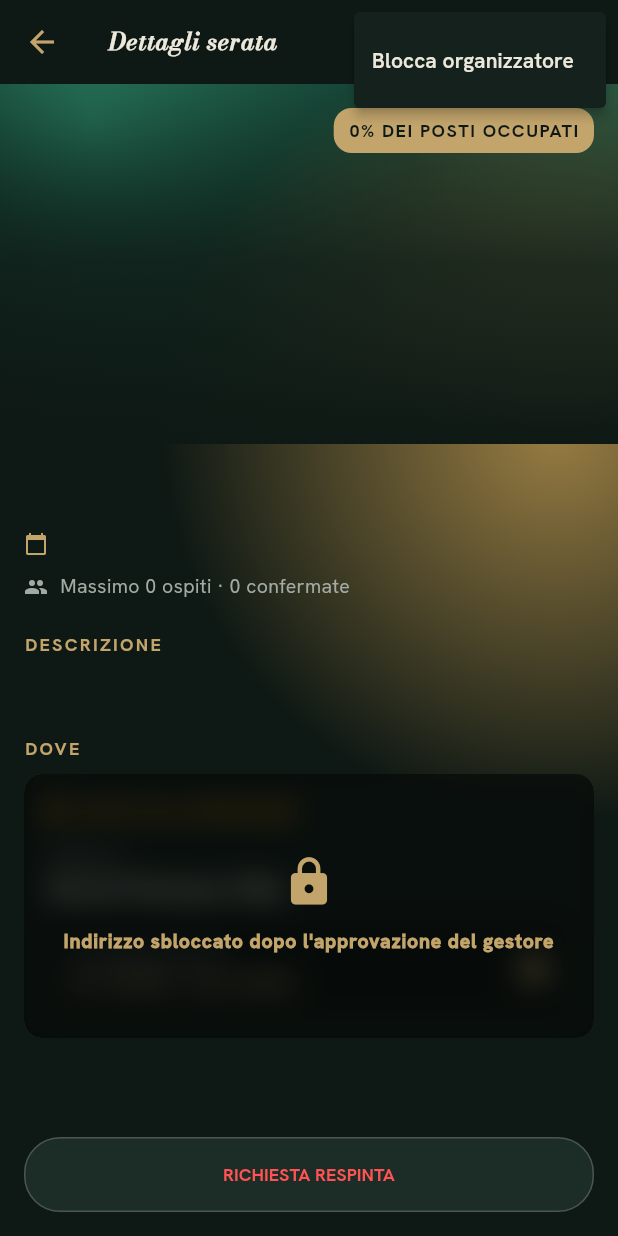
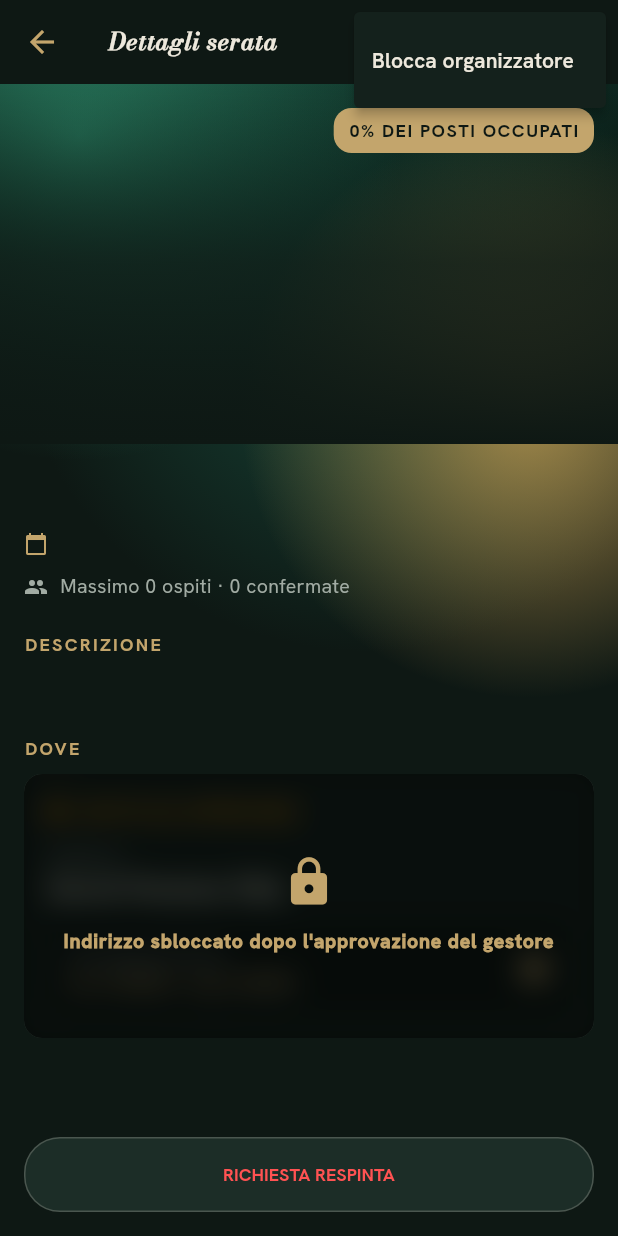
Before and after one commit to Fuchs665/Ecora-2.0, a Flutter app: the EventDetailsPage screen opened directly with empty values, after a tap on the "more vert" icon, on a phone screen of 412 x 824 dp. Run offline on Flutter 3.47's test engine with Material 3 defaults, Android fonts, the phone set to English and light mode, and no system bars; our stand-ins replace cached_network_image, firebase_core, firebase_messaging, flutter_secure_storage, image_picker, in_app_purchase and 2 more; accounts and stored records are empty.

```diff
--- a/lib/client_navigation_hub.dart
+++ b/lib/client_navigation_hub.dart
@@ -573,6 +573,9 @@ class _ExploreScreenState extends State<ExploreScreen> {
                                                     child: EcoraNetworkImage(
                                                       url: _selectedPointEvent!
                                                           .imageUrl,
+                                                      seedId:
+                                                          _selectedPointEvent!
+                                                              .id,
                                                       width: 64,
                                                       height: 64,
                                                     ),
@@ -790,6 +793,7 @@ class EventFeedCard extends StatelessWidget {
                     tag: eventCoverHeroTag(event.id),
                     child: EcoraNetworkImage(
                       url: event.imageUrl,
+                      seedId: event.id,
                       width: double.infinity,
                       height: 180,
                     ),
--- a/lib/cover_placeholder.dart
+++ b/lib/cover_placeholder.dart
@@ -3,61 +3,188 @@ import 'package:flutter/material.dart';
 import 'motion.dart';
 import 'theme.dart';
 
-// Immagini di rete con cache su disco e placeholder "Luce" disegnato
-// (Blocco D.2a). Nessuna foto hardcoded, nessun testo.
+// Immagini di rete con cache su disco e copertina "Luce" disegnata
+// (Blocco D.2a), generata dall'id della serata e viva in primo piano
+// (Blocco D.3). Nessuna foto hardcoded, nessun testo.
 
-/// Disegna la Luce: base scura, un bagliore ambra in basso a destra e uno
-/// smeraldo in alto a sinistra. Solo token di `EcoraColors`.
+/// Dove stanno i tre bagliori della Luce, come frazioni della superficie
+/// (Blocco D.3, specifica "EventCover" del design system). Lo stesso id dà
+/// sempre la stessa luce: il seme è un hash FNV-1a calcolato qui, stabile
+/// tra avvii e versioni di Dart (String.hashCode non lo è).
+class LuceSeed {
+  final Offset amber;
+  final Offset emerald;
+  final Offset teal;
+
+  const LuceSeed(this.amber, this.emerald, this.teal);
+
+  /// La luce di quando la serata non è nota (caricamento, avatar).
+  static const LuceSeed fallback =
+      LuceSeed(Offset(0.9, 0.95), Offset(0.15, 0.1), Offset(0.55, 0.6));
+
+  /// Posizioni tra il 20% e il 90% di larghezza e altezza.
+  factory LuceSeed.fromId(String id) {
+    var hash = 0x811c9dc5;
+    for (final unit in id.codeUnits) {
+      hash ^= unit;
+      hash = (hash * 0x01000193) & 0xffffffff;
+    }
+    double next() {
+      // xorshift a 32 bit: sei valori diversi dallo stesso seme.
+      hash ^= (hash << 13) & 0xffffffff;
+      hash ^= hash >> 17;
+      hash ^= (hash << 5) & 0xffffffff;
+      return 0.2 + 0.7 * (hash % 10000) / 9999;
+    }
+
+    return LuceSeed(
+      Offset(next(), next()),
+      Offset(next(), next()),
+      Offset(next(), next()),
+    );
+  }
+
+  @override
+  bool operator ==(Object other) =>
+      other is LuceSeed &&
+      other.amber == amber &&
+      other.emerald == emerald &&
+      other.teal == teal;
+
+  @override
+  int get hashCode => Object.hash(amber, emerald, teal);
+}
+
+/// Disegna la Luce: fondo scuro e tre bagliori (ambra, smeraldo, teal) nelle
+/// posizioni del seme. [phase] da 0 a 1 li sposta di poco, in direzioni
+/// diverse: è il movimento lento della copertina. Solo token di
+/// `EcoraColors`.
 class LucePainter extends CustomPainter {
-  const LucePainter();
+  final LuceSeed seed;
+  final double phase;
+
+  const LucePainter({this.seed = LuceSeed.fallback, this.phase = 0});
+
+  /// Spostamento massimo dei bagliori, in frazioni della superficie.
+  static const double drift = 0.06;
 
   @override
   void paint(Canvas canvas, Size size) {
     final rect = Offset.zero & size;
-    canvas.drawRect(
-      rect,
-      Paint()
-        ..shader = const LinearGradient(
-          begin: Alignment.topLeft,
-          end: Alignment.bottomRight,
-          colors: [EcoraColors.lightBase, EcoraColors.lightTeal],
-        ).createShader(rect),
-    );
+    canvas.drawRect(rect, Paint()..color = EcoraColors.lightBase);
     final shortest = size.shortestSide;
-    void glow(Offset center, double radius, Color color) {
+    final d = drift * (2 * phase - 1);
+    void glow(Offset at, Offset dir, double radius, Color color) {
+      final center = Offset(
+        (at.dx + dir.dx * d) * size.width,
+        (at.dy + dir.dy * d) * size.height,
+      );
       canvas.drawCircle(
         center,
         radius,
         Paint()
           ..shader = RadialGradient(
-            colors: [color.withValues(alpha: 0.7), color.withValues(alpha: 0)],
+            colors: [color.withValues(alpha: 0.75), color.withValues(alpha: 0)],
           ).createShader(Rect.fromCircle(center: center, radius: radius)),
       );
     }
 
-    glow(Offset(size.width * 0.15, size.height * 0.1), shortest * 0.9,
+    glow(seed.teal, const Offset(-1, 0.5), shortest * 1.0,
+        EcoraColors.lightTeal);
+    glow(seed.emerald, const Offset(0.5, -1), shortest * 0.9,
         EcoraColors.lightEmerald);
-    glow(Offset(size.width * 0.9, size.height * 0.95), shortest * 1.1,
+    glow(seed.amber, const Offset(1, 1), shortest * 0.8,
         EcoraColors.lightAmber);
   }
 
   @override
-  bool shouldRepaint(LucePainter oldDelegate) => false;
+  bool shouldRepaint(LucePainter oldDelegate) =>
+      oldDelegate.seed != seed || oldDelegate.phase != phase;
 }
 
-/// Placeholder di copertina: riempie lo spazio disponibile.
-class CoverPlaceholder extends StatelessWidget {
+/// Un ciclo della Luce viva (specifica: 13 secondi).
+const Duration kLuceCycle = Duration(seconds: 13);
+
+/// Placeholder di copertina: riempie lo spazio disponibile. Con [seed] la
+/// luce è quella della serata; con [animated] i bagliori si muovono piano,
+/// tranne con "rimuovi animazioni" (luce ferma).
+class CoverPlaceholder extends StatefulWidget {
   final double? width;
   final double? height;
+  final LuceSeed seed;
+  final bool animated;
 
-  const CoverPlaceholder({Key? key, this.width, this.height}) : super(key: key);
+  const CoverPlaceholder({
+    Key? key,
+    this.width,
+    this.height,
+    this.seed = LuceSeed.fallback,
+    this.animated = false,
+  }) : super(key: key);
+
+  @override
+  State<CoverPlaceholder> createState() => _CoverPlaceholderState();
+}
+
+class _CoverPlaceholderState extends State<CoverPlaceholder>
+    with SingleTickerProviderStateMixin {
+  AnimationController? _controller;
+
+  @override
+  void didChangeDependencies() {
+    super.didChangeDependencies();
+    _sync();
+  }
+
+  @override
+  void didUpdateWidget(CoverPlaceholder oldWidget) {
+    super.didUpdateWidget(oldWidget);
+    _sync();
+  }
+
+  /// Avvia o ferma il movimento secondo [CoverPlaceholder.animated] e
+  /// "rimuovi animazioni".
+  void _sync() {
+    final move = widget.animated &&
+        !(MediaQuery.maybeOf(context)?.disableAnimations ?? false);
+    if (move) {
+      final controller = _controller ??=
+          AnimationController(vsync: this, duration: kLuceCycle);
+      if (!controller.isAnimating) controller.repeat(reverse: true);
+    } else {
+      _controller?.dispose();
+      _controller = null;
+    }
+  }
+
+  @override
+  void dispose() {
+    _controller?.dispose();
+    super.dispose();
+  }
 
   @override
   Widget build(BuildContext context) {
+    final controller = _controller;
+    final Widget paint = controller == null
+        ? CustomPaint(
+            painter: LucePainter(seed: widget.seed),
+            child: const SizedBox.expand(),
+          )
+        : AnimatedBuilder(
+            animation: controller,
+            builder: (_, __) => CustomPaint(
+              painter: LucePainter(
+                seed: widget.seed,
+                phase: Curves.easeInOut.transform(controller.value),
+              ),
+              child: const SizedBox.expand(),
+            ),
+          );
     return SizedBox(
-      width: width,
-      height: height,
-      child: const CustomPaint(painter: LucePainter(), child: SizedBox.expand()),
+      width: widget.width,
+      height: widget.height,
+      child: RepaintBoundary(child: paint),
     );
   }
 }
@@ -71,17 +198,31 @@ class EcoraNetworkImage extends StatelessWidget {
   final double? height;
   final BoxFit fit;
 
+  /// Id della serata: la Luce di riserva è la sua (Blocco D.3).
+  final String? seedId;
+
+  /// Luce viva (in movimento) quando manca la foto: solo in primo piano.
+  final bool animated;
+
   const EcoraNetworkImage({
     Key? key,
     required this.url,
     this.width,
     this.height,
     this.fit = BoxFit.cover,
+    this.seedId,
+    this.animated = false,
   }) : super(key: key);
 
   @override
   Widget build(BuildContext context) {
-    final placeholder = CoverPlaceholder(width: width, height: height);
+    final id = seedId;
+    final placeholder = CoverPlaceholder(
+      width: width,
+      height: height,
+      seed: id == null || id.isEmpty ? LuceSeed.fallback : LuceSeed.fromId(id),
+      animated: animated,
+    );
     if (url.trim().isEmpty) return placeholder;
     final fade = motionDuration(context, EcoraMotion.base);
     return CachedNetworkImage(
--- a/lib/event_details_page.dart
+++ b/lib/event_details_page.dart
@@ -210,6 +210,8 @@ class _EventDetailsPageState extends State<EventDetailsPage> {
                             tag: eventCoverHeroTag(widget.event.id),
                             child: EcoraNetworkImage(
                               url: widget.event.imageUrl,
+                              seedId: widget.event.id,
+                              animated: true,
                               width: double.infinity,
                               height: 240,
                             ),
--- a/lib/gestore_events.dart
+++ b/lib/gestore_events.dart
@@ -77,7 +77,11 @@ class NextEventCard extends StatelessWidget {
                     child: Stack(
                       fit: StackFit.expand,
                       children: [
-                        EcoraNetworkImage(url: event.imageUrl),
+                        EcoraNetworkImage(
+                          url: event.imageUrl,
+                          seedId: event.id,
+                          animated: true,
+                        ),
                       ],
                     ),
                   ),
```
Also changed, not shown: 3 other files.
